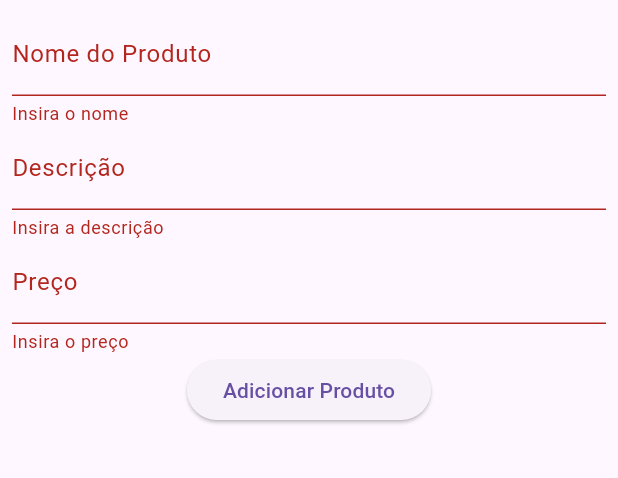
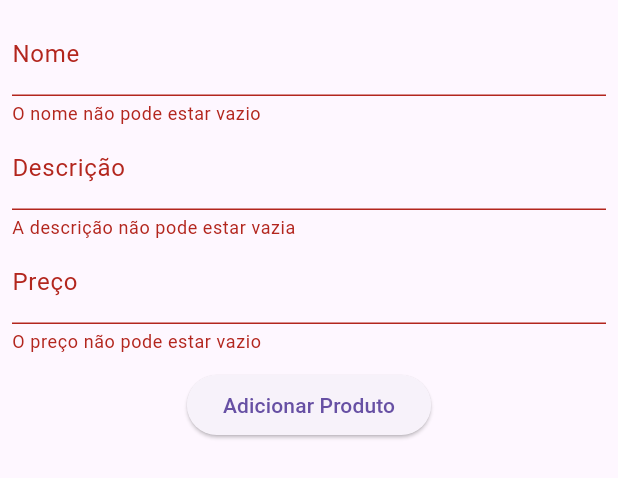
Before and after one commit to yuri-dzt/frontend-work-flutter, a Flutter app: the FormProduct widget shown alone on an empty page, opened directly with empty values, after a tap on "Adicionar Produto", on a phone screen of 412 x 824 dp. Shown: the top 478 px of the screen. Run offline on Flutter 3.47's test engine with Material 3 defaults, Android fonts, the phone set to English and light mode, and no system bars; network calls fail.

Commit message:
add product requests

```diff
--- a/lib/components/form_product.dart
+++ b/lib/components/form_product.dart
@@ -17,11 +17,24 @@ class _FormProductState extends State<FormProduct> {
 
   void _handleSubmit() {
     if (_formKey.currentState!.validate()) {
+      final double? preco = double.tryParse(_precoController.text);
+
+      if (preco == null) {
+        ScaffoldMessenger.of(context).showSnackBar(
+          const SnackBar(
+              content:
+                  Text('Preço inválido. Por favor, insira um número válido.')),
+        );
+        return;
+      }
+
       widget.onSubmit({
-        'nome': _nomeController.text,
-        'descricao': _descricaoController.text,
-        'preco': double.parse(_precoController.text),
+        'name': _nomeController.text,
+        'description': _descricaoController.text,
+        'price': preco,
+        'updateDate': DateTime.now().toIso8601String(),
       });
+
       _nomeController.clear();
       _descricaoController.clear();
       _precoController.clear();
@@ -38,21 +51,24 @@ class _FormProductState extends State<FormProduct> {
           children: [
             TextFormField(
               controller: _nomeController,
-              decoration: const InputDecoration(labelText: 'Nome do Produto'),
-              validator: (value) => value!.isEmpty ? 'Insira o nome' : null,
+              decoration: const InputDecoration(labelText: 'Nome'),
+              validator: (value) =>
+                  value!.isEmpty ? 'O nome não pode estar vazio' : null,
             ),
             TextFormField(
               controller: _descricaoController,
               decoration: const InputDecoration(labelText: 'Descrição'),
               validator: (value) =>
-                  value!.isEmpty ? 'Insira a descrição' : null,
+                  value!.isEmpty ? 'A descrição não pode estar vazia' : null,
             ),
             TextFormField(
               controller: _precoController,
               decoration: const InputDecoration(labelText: 'Preço'),
               keyboardType: TextInputType.number,
-              validator: (value) => value!.isEmpty ? 'Insira o preço' : null,
+              validator: (value) =>
+                  value!.isEmpty ? 'O preço não pode estar vazio' : null,
             ),
+            const SizedBox(height: 10),
             ElevatedButton(
               onPressed: _handleSubmit,
               child: const Text('Adicionar Produto'),
--- a/pubspec.yaml
+++ b/pubspec.yaml
@@ -30,7 +30,7 @@ environment:
 dependencies:
   flutter:
     sdk: flutter
-
+  http: ^1.2.2
 
   # The following adds the Cupertino Icons font to your application.
   # Use with the CupertinoIcons class for iOS style icons.
```
Also changed, not shown: lib/views/products_page.dart (+65 -12 lines), pubspec.lock.
